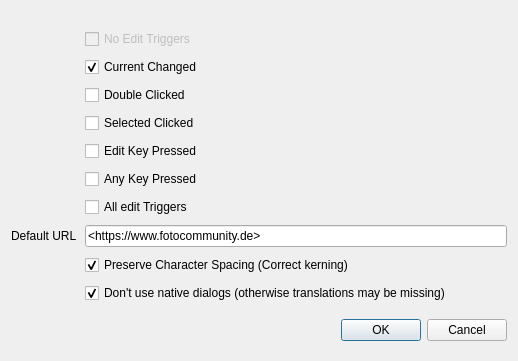
mac-curver/BilderLegenden, file settingsdialog.ui: the form before one commit.
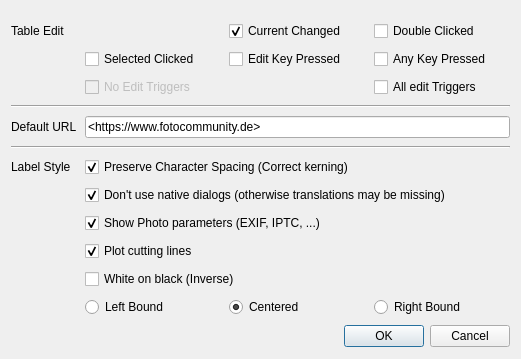
The form after the commit.

Commit message: Plenty of improvements More settings supported like white on black Avoid that prefrences are stored under wrong group with duplicated title (still not so nice) printPreviewDialog generated by KI adde, but not in use! ColumnWidths now are also persistent and main window size now is set correctly

```diff
--- a/settingsdialog.ui
+++ b/settingsdialog.ui
@@ -6,8 +6,8 @@
    <rect>
     <x>0</x>
     <y>0</y>
-    <width>518</width>
-    <height>361</height>
+    <width>521</width>
+    <height>335</height>
    </rect>
   </property>
   <property name="sizePolicy">
@@ -28,78 +28,95 @@
    </property>
    <item>
     <layout class="QGridLayout" name="gridLayout_2">
+     <property name="sizeConstraint">
+      <enum>QLayout::SizeConstraint::SetFixedSize</enum>
+     </property>
      <property name="topMargin">
       <number>10</number>
      </property>
-     <item row="7" column="0">
-      <widget class="QLabel" name="defaultLabel">
-       <property name="sizePolicy">
-        <sizepolicy hsizetype="MinimumExpanding" vsizetype="Preferred">
-         <horstretch>0</horstretch>
-         <verstretch>0</verstretch>
-        </sizepolicy>
-       </property>
+     <item row="11" column="2">
+      <widget class="QRadioButton" name="centeredRadioButton">
        <property name="text">
-        <string>Default URL</string>
-       </property>
-      </widget>
-     </item>
-     <item row="0" column="1">
-      <widget class="QCheckBox" name="noEditCheckBox">
-       <property name="enabled">
-        <bool>false</bool>
-       </property>
-       <property name="text">
-        <string extracomment="0">No Edit Triggers</string>
-       </property>
-      </widget>
-     </item>
-     <item row="3" column="1">
-      <widget class="QCheckBox" name="selectedClickedCheckBox">
-       <property name="text">
-        <string>Selected Clicked</string>
-       </property>
-      </widget>
-     </item>
-     <item row="1" column="1">
-      <widget class="QCheckBox" name="currentChangedCheckBox">
-       <property name="text">
-        <string>Current Changed</string>
+        <string>Centered</string>
        </property>
        <property name="checked">
         <bool>true</bool>
        </property>
       </widget>
      </item>
-     <item row="5" column="1">
-      <widget class="QCheckBox" name="anyKeyCheckBox">
-       <property name="text">
-        <string>Any Key Pressed</string>
+     <item row="3" column="0" colspan="4">
+      <widget class="Line" name="line">
+       <property name="orientation">
+        <enum>Qt::Orientation::Horizontal</enum>
        </property>
       </widget>
      </item>
-     <item row="6" column="1">
+     <item row="5" column="0" colspan="4">
+      <widget class="Line" name="line_2">
+       <property name="orientation">
+        <enum>Qt::Orientation::Horizontal</enum>
+       </property>
+      </widget>
+     </item>
+     <item row="2" column="3">
       <widget class="QCheckBox" name="allEditCheckBox">
        <property name="text">
         <string>All edit Triggers</string>
        </property>
       </widget>
      </item>
-     <item row="4" column="1">
+     <item row="9" column="1" colspan="3">
+      <widget class="QCheckBox" name="plotCuttingCheckBox">
+       <property name="text">
+        <string>Plot cutting lines</string>
+       </property>
+       <property name="checked">
+        <bool>true</bool>
+       </property>
+      </widget>
+     </item>
+     <item row="11" column="3">
+      <widget class="QRadioButton" name="rightRadioButton">
+       <property name="text">
+        <string>Right Bound</string>
+       </property>
+      </widget>
+     </item>
+     <item row="1" column="2">
       <widget class="QCheckBox" name="editKeyCheckBox">
        <property name="text">
         <string>Edit Key Pressed</string>
        </property>
       </widget>
      </item>
-     <item row="2" column="1">
-      <widget class="QCheckBox" name="doubleClickedCheckBox">
+     <item row="8" column="1" colspan="3">
+      <widget class="QCheckBox" name="showParametersCheckBox">
        <property name="text">
-        <string>Double Clicked</string>
+        <string>Show Photo parameters (EXIF, IPTC, ...)</string>
        </property>
+       <property name="checked">
+        <bool>true</bool>
+       </property>
       </widget>
      </item>
-     <item row="7" column="1">
+     <item row="0" column="0">
+      <widget class="QLabel" name="label">
+       <property name="text">
+        <string>Table Edit</string>
+       </property>
+      </widget>
+     </item>
+     <item row="7" column="1" colspan="3">
+      <widget class="QCheckBox" name="dontUseNativeDialogsCheckBox">
+       <property name="text">
+        <string>Don't use native dialogs (otherwise translations may be missing)</string>
+       </property>
+       <property name="checked">
+        <bool>true</bool>
+       </property>
+      </widget>
+     </item>
+     <item row="4" column="1" colspan="3">
       <widget class="QLineEdit" name="defaultUrlLineEdit">
        <property name="sizePolicy">
         <sizepolicy hsizetype="Expanding" vsizetype="Fixed">
@@ -124,7 +141,65 @@
        </property>
       </widget>
      </item>
-     <item row="8" column="1">
+     <item row="1" column="1">
+      <widget class="QCheckBox" name="selectedClickedCheckBox">
+       <property name="text">
+        <string>Selected Clicked</string>
+       </property>
+      </widget>
+     </item>
+     <item row="6" column="0">
+      <widget class="QLabel" name="label_2">
+       <property name="text">
+        <string>Label Style</string>
+       </property>
+      </widget>
+     </item>
+     <item row="1" column="3">
+      <widget class="QCheckBox" name="anyKeyCheckBox">
+       <property name="text">
+        <string>Any Key Pressed</string>
+       </property>
+      </widget>
+     </item>
+     <item row="2" column="1">
+      <widget class="QCheckBox" name="noEditCheckBox">
+       <property name="enabled">
+        <bool>false</bool>
+       </property>
+       <property name="text">
+        <string extracomment="0">No Edit Triggers</string>
+       </property>
+      </widget>
+     </item>
+     <item row="4" column="0">
+      <widget class="QLabel" name="defaultLabel">
+       <property name="sizePolicy">
+        <sizepolicy hsizetype="MinimumExpanding" vsizetype="Preferred">
+         <horstretch>0</horstretch>
+         <verstretch>0</verstretch>
+        </sizepolicy>
+       </property>
+       <property name="text">
+        <string>Default URL</string>
+       </property>
+      </widget>
+     </item>
+     <item row="11" column="1">
+      <widget class="QRadioButton" name="leftRadioButton">
+       <property name="text">
+        <string>Left Bound</string>
+       </property>
+      </widget>
+     </item>
+     <item row="0" column="3">
+      <widget class="QCheckBox" name="doubleClickedCheckBox">
+       <property name="text">
+        <string>Double Clicked</string>
+       </property>
+      </widget>
+     </item>
+     <item row="6" column="1" colspan="3">
       <widget class="QCheckBox" name="preserveCharacterSpacingCheckBox">
        <property name="text">
         <string>Preserve Character Spacing (Correct kerning)</string>
@@ -134,16 +209,26 @@
        </property>
       </widget>
      </item>
-     <item row="9" column="1">
-      <widget class="QCheckBox" name="dontUseNativeDialogsCheckBox">
+     <item row="0" column="2">
+      <widget class="QCheckBox" name="currentChangedCheckBox">
        <property name="text">
-        <string>Don't use native dialogs (otherwise translations may be missing)</string>
+        <string>Current Changed</string>
        </property>
        <property name="checked">
         <bool>true</bool>
        </property>
       </widget>
      </item>
+     <item row="10" column="1" colspan="3">
+      <widget class="QCheckBox" name="whiteOnBlackCheckBox">
+       <property name="text">
+        <string>White on black (Inverse)</string>
+       </property>
+       <property name="checked">
+        <bool>false</bool>
+       </property>
+      </widget>
+     </item>
     </layout>
    </item>
    <item>
```
Left out of the diff: 102 changed lines with no effect on the pictures. The commit also changes 28 other files.
